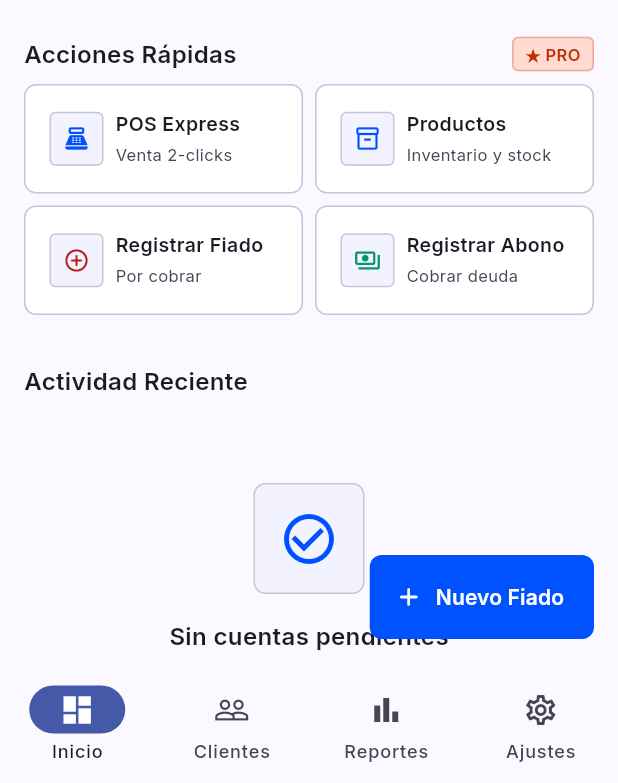
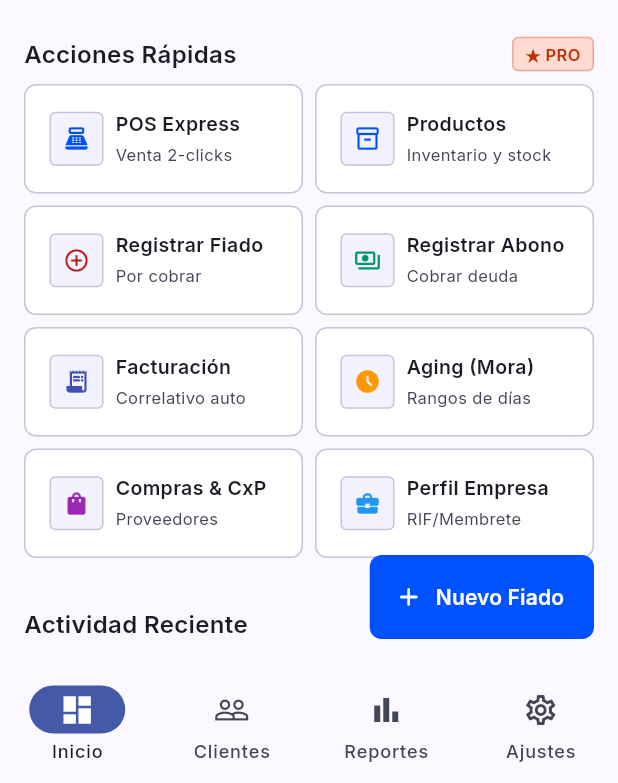
Before and after one commit to code-rmendoza/CuentasClaras, a Flutter app: the screen it shows after launch, on a phone screen of 412 x 824 dp, the part 453-1236 px from its top. Run offline on Flutter 3.47's test engine with Material 3 defaults, Android fonts, the phone set to English and light mode, and no system bars; our stand-ins replace csv, drift, firebase_core, flutter_riverpod, flutter_secure_storage, go_router and 2 more; accounts and stored records are empty; generated files the repository leaves out were written again.

Commit message:
feat: Accesos directos a los 10 Módulos Comerciales en el Dashboard (HomeScreen)

```diff
--- a/lib/features/home/home_screen.dart
+++ b/lib/features/home/home_screen.dart
@@ -236,6 +236,58 @@ class HomeScreen extends ConsumerWidget {
                           icon: Icons.payments_outlined,
                           accentColor: AppColors.success,
                           onTap: () => context.push(AppRouter.registerPayment),
+                        ),
+                      ),
+                    ],
+                  ),
+                  const SizedBox(height: AppTheme.spacingSm),
+                  Row(
+                    children: [
+                      Expanded(
+                        child: _buildActionTile(
+                          context,
+                          title: 'Facturación',
+                          subtitle: 'Correlativo auto',
+                          icon: Icons.receipt_long,
+                          accentColor: Colors.indigo,
+                          onTap: () => context.push('/invoices'),
+                        ),
+                      ),
+                      const SizedBox(width: AppTheme.spacingSm),
+                      Expanded(
+                        child: _buildActionTile(
+                          context,
+                          title: 'Aging (Mora)',
+                          subtitle: 'Rangos de días',
+                          icon: Icons.access_time_filled,
+                          accentColor: Colors.orange,
+                          onTap: () => context.push('/aging'),
+                        ),
+                      ),
+                    ],
+                  ),
+                  const SizedBox(height: AppTheme.spacingSm),
+                  Row(
+                    children: [
+                      Expanded(
+                        child: _buildActionTile(
+                          context,
+                          title: 'Compras & CxP',
+                          subtitle: 'Proveedores',
+                          icon: Icons.shopping_bag,
+                          accentColor: Colors.purple,
+                          onTap: () => context.push('/purchases'),
+                        ),
+                      ),
+                      const SizedBox(width: AppTheme.spacingSm),
+                      Expanded(
+                        child: _buildActionTile(
+                          context,
+                          title: 'Perfil Empresa',
+                          subtitle: 'RIF/Membrete',
+                          icon: Icons.business_center,
+                          accentColor: Colors.blue,
+                          onTap: () => context.push('/company-profile'),
                         ),
                       ),
                     ],
```
